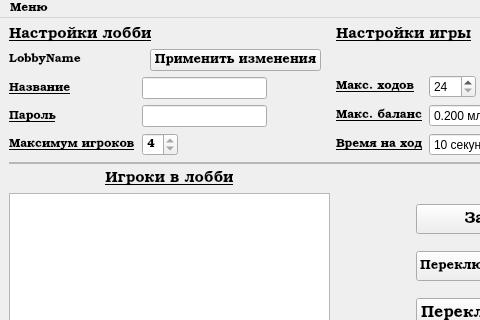
Before: the Qt Designer form userinterface/lobbywindow.ui in AlekseyLapunov/Client-Monopoly, drawn with Qt 5; both pictures show x 0 to 480 and y 0 to 320 of the 737 by 421 pixel window.
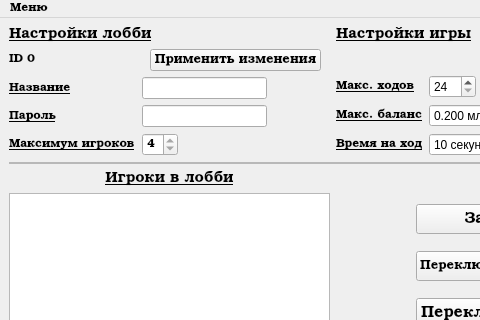
After: the same form once the commit is applied.

Commit message: changed some logic over obtaining user-meta-information through hook inside the ServerCommunicator class; changed LobbyName label to LobbyUniqueId in the LobbyWindow

Diff of the .ui file:
```diff
--- a/userinterface/lobbywindow.ui
+++ b/userinterface/lobbywindow.ui
@@ -372,7 +372,7 @@
          </font>
         </property>
         <property name="text">
-         <string>LobbyName</string>
+         <string>ID 0</string>
         </property>
        </widget>
       </item>
```
Left out of the diff: 2 changed lines with no effect on the pictures. The commit also changes 7 other files.
